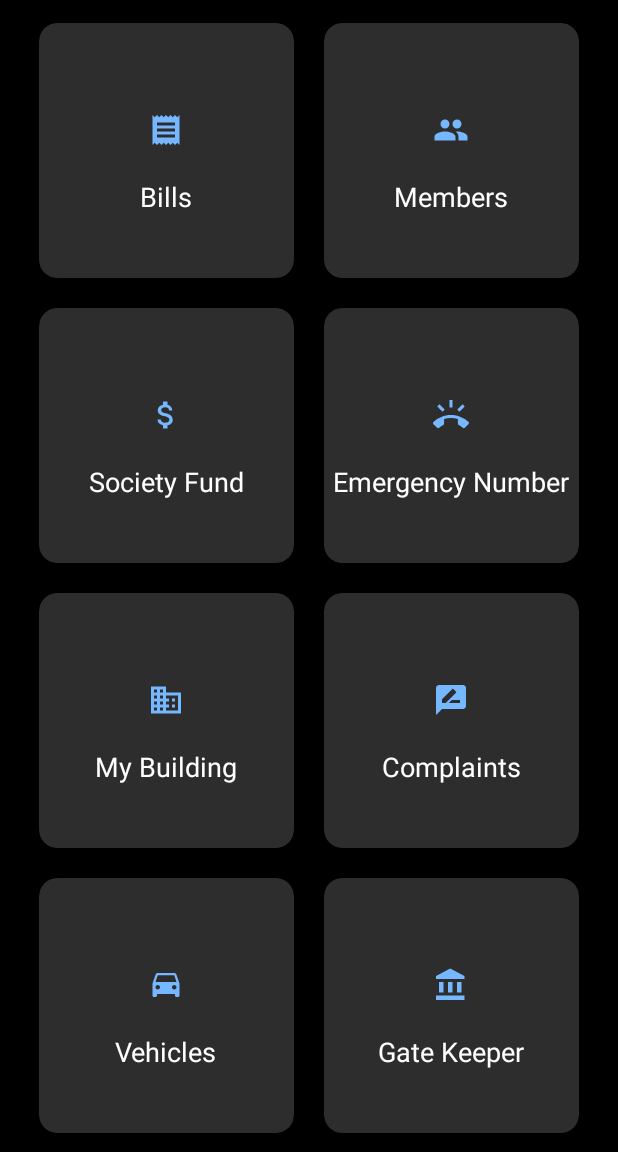
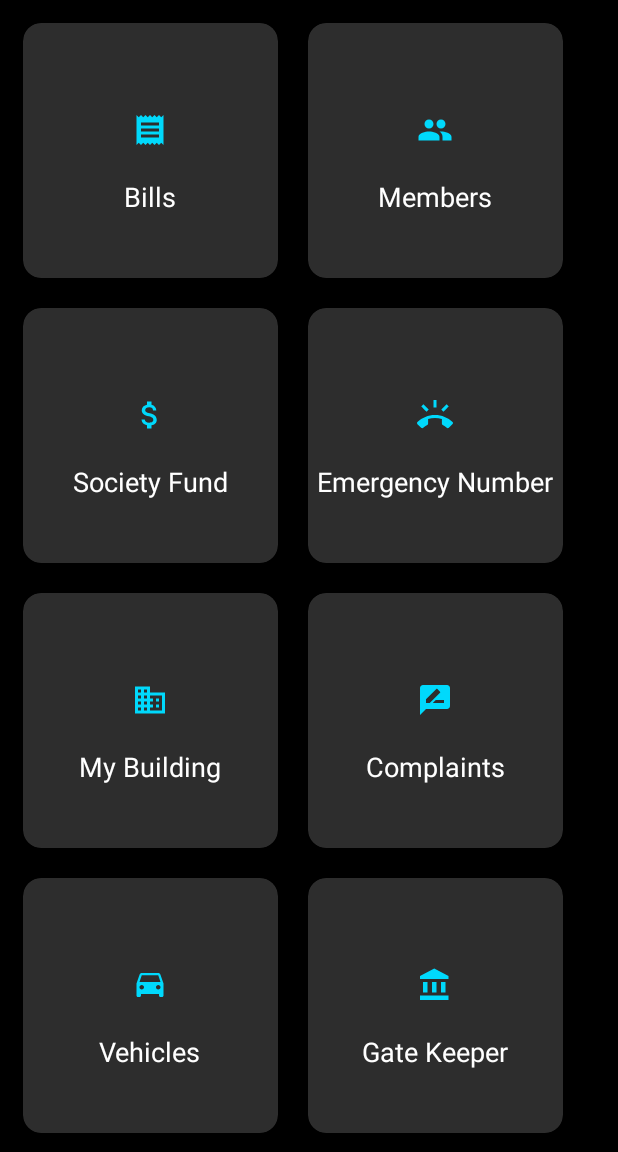
Before and after one commit to kapilk62/PresidentApp, an Android app: the screen it shows after launch once a user with an empty profile is signed in (MainActivity), on a phone screen of 412 x 824 dp, the part 84-1236 px from its top. Run offline under Robolectric (Android 15) with nearby library versions, the phone set to English and light mode, and no system bars; our stand-ins replace Firebase (no records; nobody signed in at launch, a user with empty details on screens opened directly); Roboto replaces fonts that are not available here.

Commit message:
rules final by vishal color

```diff
--- a/app/src/main/java/com/example/presidentapp/RuleList.java
+++ b/app/src/main/java/com/example/presidentapp/RuleList.java
@@ -34,7 +34,7 @@ public class RuleList extends ArrayAdapter<Rule>{
 
         Rule rule = ruleList.get(position);
 
-        textViewrule.setText(rule.getRule());
+        textViewrule.setText("➡ "+rule.getRule());
 
         return listViewItem;
     }
--- a/app/src/main/res/drawable/ic_account_balance_black_24dp.xml
+++ b/app/src/main/res/drawable/ic_account_balance_black_24dp.xml
@@ -1,4 +1,4 @@
-<vector android:height="24dp" android:tint="#76B8FF"
+<vector android:height="24dp" android:tint="#00D9FC"
     android:viewportHeight="24.0" android:viewportWidth="24.0"
     android:width="24dp" xmlns:android="http://schemas.android.com/apk/res/android">
     <path android:fillColor="#FF000000" android:pathData="M4,10v7h3v-7L4,10zM10,10v7h3v-7h-3zM2,22h19v-3L2,19v3zM16,10v7h3v-7h-3zM11.5,1L2,6v2h19L21,6l-9.5,-5z"/>
--- a/app/src/main/res/drawable/ic_android_black_24dp.xml
+++ /dev/null
@@ -1,5 +0,0 @@
-<vector android:height="24dp" android:tint="#FF5329"
-    android:viewportHeight="24.0" android:viewportWidth="24.0"
-    android:width="24dp" xmlns:android="http://schemas.android.com/apk/res/android">
-    <path android:fillColor="#FF000000" android:pathData="M6,18c0,0.55 0.45,1 1,1h1v3.5c0,0.83 0.67,1.5 1.5,1.5s1.5,-0.67 1.5,-1.5L11,19h2v3.5c0,0.83 0.67,1.5 1.5,1.5s1.5,-0.67 1.5,-1.5L16,19h1c0.55,0 1,-0.45 1,-1L18,8L6,8v10zM3.5,8C2.67,8 2,8.67 2,9.5v7c0,0.83 0.67,1.5 1.5,1.5S5,17.33 5,16.5v-7C5,8.67 4.33,8 3.5,8zM20.5,8c-0.83,0 -1.5,0.67 -1.5,1.5v7c0,0.83 0.67,1.5 1.5,1.5s1.5,-0.67 1.5,-1.5v-7c0,-0.83 -0.67,-1.5 -1.5,-1.5zM15.53,2.16l1.3,-1.3c0.2,-0.2 0.2,-0.51 0,-0.71 -0.2,-0.2 -0.51,-0.2 -0.71,0l-1.48,1.48C13.85,1.23 12.95,1 12,1c-0.96,0 -1.86,0.23 -2.66,0.63L7.85,0.15c-0.2,-0.2 -0.51,-0.2 -0.71,0 -0.2,0.2 -0.2,0.51 0,0.71l1.31,1.31C6.97,3.26 6,5.01 6,7h12c0,-1.99 -0.97,-3.75 -2.47,-4.84zM10,5L9,5L9,4h1v1zM15,5h-1L14,4h1v1z"/>
-</vector>
--- a/app/src/main/res/drawable/ic_attach_money_black_24dp.xml
+++ b/app/src/main/res/drawable/ic_attach_money_black_24dp.xml
@@ -1,4 +1,4 @@
-<vector android:height="24dp" android:tint="#76B8FF"
+<vector android:height="24dp" android:tint="#00D9FC"
     android:viewportHeight="24.0" android:viewportWidth="24.0"
     android:width="24dp" xmlns:android="http://schemas.android.com/apk/res/android">
     <path android:fillColor="#FF000000" android:pathData="M11.8,10.9c-2.27,-0.59 -3,-1.2 -3,-2.15 0,-1.09 1.01,-1.85 2.7,-1.85 1.78,0 2.44,0.85 2.5,2.1h2.21c-0.07,-1.72 -1.12,-3.3 -3.21,-3.81V3h-3v2.16c-1.94,0.42 -3.5,1.68 -3.5,3.61 0,2.31 1.91,3.46 4.7,4.13 2.5,0.6 3,1.48 3,2.41 0,0.69 -0.49,1.79 -2.7,1.79 -2.06,0 -2.87,-0.92 -2.98,-2.1h-2.2c0.12,2.19 1.76,3.42 3.68,3.83V21h3v-2.15c1.95,-0.37 3.5,-1.5 3.5,-3.55 0,-2.84 -2.43,-3.81 -4.7,-4.4z"/>
--- a/app/src/main/res/drawable/ic_business_black_24dp.xml
+++ b/app/src/main/res/drawable/ic_business_black_24dp.xml
@@ -1,4 +1,4 @@
-<vector android:height="24dp" android:tint="#76B8FF"
+<vector android:height="24dp" android:tint="#00D9FC"
     android:viewportHeight="24.0" android:viewportWidth="24.0"
     android:width="24dp" xmlns:android="http://schemas.android.com/apk/res/android">
     <path android:fillColor="#FF000000" android:pathData="M12,7L12,3L2,3v18h20L22,7L12,7zM6,19L4,19v-2h2v2zM6,15L4,15v-2h2v2zM6,11L4,11L4,9h2v2zM6,7L4,7L4,5h2v2zM10,19L8,19v-2h2v2zM10,15L8,15v-2h2v2zM10,11L8,11L8,9h2v2zM10,7L8,7L8,5h2v2zM20,19h-8v-2h2v-2h-2v-2h2v-2h-2L12,9h8v10zM18,11h-2v2h2v-2zM18,15h-2v2h2v-2z"/>
--- a/app/src/main/res/drawable/ic_drive_eta_black_24dp.xml
+++ b/app/src/main/res/drawable/ic_drive_eta_black_24dp.xml
@@ -1,4 +1,4 @@
-<vector android:height="24dp" android:tint="#76B8FF"
+<vector android:height="24dp" android:tint="#00D9FC"
     android:viewportHeight="24.0" android:viewportWidth="24.0"
     android:width="24dp" xmlns:android="http://schemas.android.com/apk/res/android">
     <path android:fillColor="#FF000000" android:pathData="M18.92,5.01C18.72,4.42 18.16,4 17.5,4h-11c-0.66,0 -1.21,0.42 -1.42,1.01L3,11v8c0,0.55 0.45,1 1,1h1c0.55,0 1,-0.45 1,-1v-1h12v1c0,0.55 0.45,1 1,1h1c0.55,0 1,-0.45 1,-1v-8l-2.08,-5.99zM6.5,15c-0.83,0 -1.5,-0.67 -1.5,-1.5S5.67,12 6.5,12s1.5,0.67 1.5,1.5S7.33,15 6.5,15zM17.5,15c-0.83,0 -1.5,-0.67 -1.5,-1.5s0.67,-1.5 1.5,-1.5 1.5,0.67 1.5,1.5 -0.67,1.5 -1.5,1.5zM5,10l1.5,-4.5h11L19,10L5,10z"/>
--- a/app/src/main/res/drawable/ic_group_black_24dp.xml
+++ b/app/src/main/res/drawable/ic_group_black_24dp.xml
@@ -1,4 +1,4 @@
-<vector android:height="24dp" android:tint="#76B8FF"
+<vector android:height="24dp" android:tint="#00D9FC"
     android:viewportHeight="24.0" android:viewportWidth="24.0"
     android:width="24dp" xmlns:android="http://schemas.android.com/apk/res/android">
     <path android:fillColor="#FF000000" android:pathData="M16,11c1.66,0 2.99,-1.34 2.99,-3S17.66,5 16,5c-1.66,0 -3,1.34 -3,3s1.34,3 3,3zM8,11c1.66,0 2.99,-1.34 2.99,-3S9.66,5 8,5C6.34,5 5,6.34 5,8s1.34,3 3,3zM8,13c-2.33,0 -7,1.17 -7,3.5L1,19h14v-2.5c0,-2.33 -4.67,-3.5 -7,-3.5zM16,13c-0.29,0 -0.62,0.02 -0.97,0.05 1.16,0.84 1.97,1.97 1.97,3.45L17,19h6v-2.5c0,-2.33 -4.67,-3.5 -7,-3.5z"/>
--- a/app/src/main/res/drawable/ic_rate_review_black_24dp.xml
+++ b/app/src/main/res/drawable/ic_rate_review_black_24dp.xml
@@ -1,4 +1,4 @@
-<vector android:height="24dp" android:tint="#76B8FF"
+<vector android:height="24dp" android:tint="#00D9FC"
     android:viewportHeight="24.0" android:viewportWidth="24.0"
     android:width="24dp" xmlns:android="http://schemas.android.com/apk/res/android">
     <path android:fillColor="#FF000000" android:pathData="M20,2L4,2c-1.1,0 -1.99,0.9 -1.99,2L2,22l4,-4h14c1.1,0 2,-0.9 2,-2L22,4c0,-1.1 -0.9,-2 -2,-2zM6,14v-2.47l6.88,-6.88c0.2,-0.2 0.51,-0.2 0.71,0l1.77,1.77c0.2,0.2 0.2,0.51 0,0.71L8.47,14L6,14zM18,14h-7.5l2,-2L18,12v2z"/>
--- a/app/src/main/res/drawable/ic_receipt_black_24dp.xml
+++ b/app/src/main/res/drawable/ic_receipt_black_24dp.xml
@@ -1,4 +1,4 @@
-<vector android:height="24dp" android:tint="#76B8FF"
+<vector android:height="24dp" android:tint="#00D9FC"
     android:viewportHeight="24.0" android:viewportWidth="24.0"
     android:width="24dp" xmlns:android="http://schemas.android.com/apk/res/android">
     <path android:fillColor="#FF000000" android:pathData="M18,17L6,17v-2h12v2zM18,13L6,13v-2h12v2zM18,9L6,9L6,7h12v2zM3,22l1.5,-1.5L6,22l1.5,-1.5L9,22l1.5,-1.5L12,22l1.5,-1.5L15,22l1.5,-1.5L18,22l1.5,-1.5L21,22L21,2l-1.5,1.5L18,2l-1.5,1.5L15,2l-1.5,1.5L12,2l-1.5,1.5L9,2 7.5,3.5 6,2 4.5,3.5 3,2v20z"/>
--- a/app/src/main/res/drawable/ic_ring_volume_black_24dp.xml
+++ b/app/src/main/res/drawable/ic_ring_volume_black_24dp.xml
@@ -1,4 +1,4 @@
-<vector android:height="24dp" android:tint="#76B8FF"
+<vector android:height="24dp" android:tint="#00D9FC"
     android:viewportHeight="24.0" android:viewportWidth="24.0"
     android:width="24dp" xmlns:android="http://schemas.android.com/apk/res/android">
     <path android:fillColor="#FF000000" android:pathData="M23.71,16.67C20.66,13.78 16.54,12 12,12 7.46,12 3.34,13.78 0.29,16.67c-0.18,0.18 -0.29,0.43 -0.29,0.71 0,0.28 0.11,0.53 0.29,0.71l2.48,2.48c0.18,0.18 0.43,0.29 0.71,0.29 0.27,0 0.52,-0.11 0.7,-0.28 0.79,-0.74 1.69,-1.36 2.66,-1.85 0.33,-0.16 0.56,-0.5 0.56,-0.9v-3.1c1.45,-0.48 3,-0.73 4.6,-0.73s3.15,0.25 4.6,0.72v3.1c0,0.39 0.23,0.74 0.56,0.9 0.98,0.49 1.87,1.12 2.66,1.85 0.18,0.18 0.43,0.28 0.7,0.28 0.28,0 0.53,-0.11 0.71,-0.29l2.48,-2.48c0.18,-0.18 0.29,-0.43 0.29,-0.71 0,-0.27 -0.11,-0.52 -0.29,-0.7zM21.16,6.26l-1.41,-1.41 -3.56,3.55 1.41,1.41s3.45,-3.52 3.56,-3.55zM13,2h-2v5h2V2zM6.4,9.81L7.81,8.4 4.26,4.84 2.84,6.26c0.11,0.03 3.56,3.55 3.56,3.55z"/>
--- a/app/src/main/res/layout/activity_main.xml
+++ b/app/src/main/res/layout/activity_main.xml
@@ -5,7 +5,6 @@
     android:id="@+id/drawer"
     android:layout_width="match_parent"
     android:layout_height="match_parent"
-
     tools:context=".MainActivity">
 
 
@@ -13,20 +12,20 @@
 <ScrollView xmlns:android="http://schemas.android.com/apk/res/android"
     xmlns:app="http://schemas.android.com/apk/res-auto"
     xmlns:tools="http://schemas.android.com/tools"
-    android:layout_width="match_parent"
+    android:layout_width="wrap_content"
     android:layout_height="match_parent"
     android:background="@color/black"
     tools:context=".MainActivity">
 
     <LinearLayout
-        android:layout_width="match_parent"
-        android:layout_height="match_parent"
+        android:layout_width="wrap_content"
+        android:layout_height="wrap_content"
         android:orientation="vertical">
 
 
         <GridLayout
-            android:layout_width="wrap_content"
-            android:layout_height="wrap_content"
+            android:layout_width="match_parent"
+            android:layout_height="match_parent"
             android:rowCount="3"
             android:columnCount="2"
             android:layout_margin="5dp"
--- a/app/src/main/res/values/colors.xml
+++ b/app/src/main/res/values/colors.xml
@@ -5,7 +5,7 @@
     <color name="white">#ffffff</color>
     <color name="colorAccent">#D81B60</color>
     <color name="darkgray">#2d2d2d</color>
-    <color name="lightblue">#76B8FF</color>
+    <color name="lightblue">#00D9FC</color>
     <color name="gray">#2d2d2d</color>
     <color name="black">#000000</color>
 
```
Also changed, not shown: app/src/main/res/layout/activity_rules.xml (+3 -4 lines).
